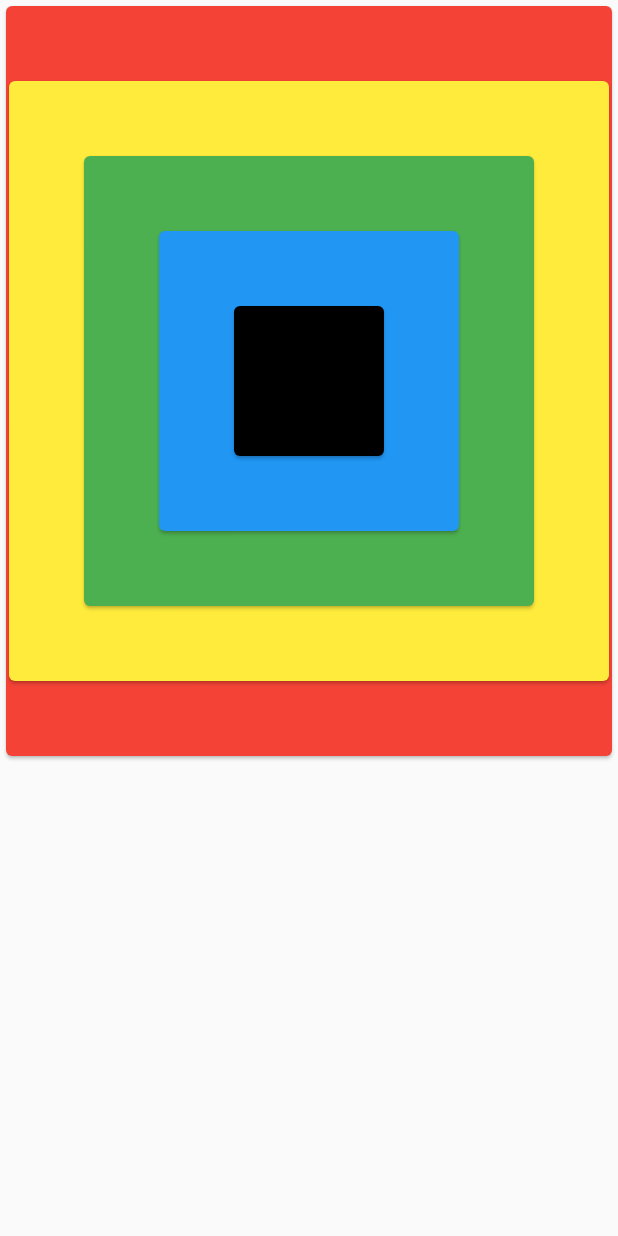
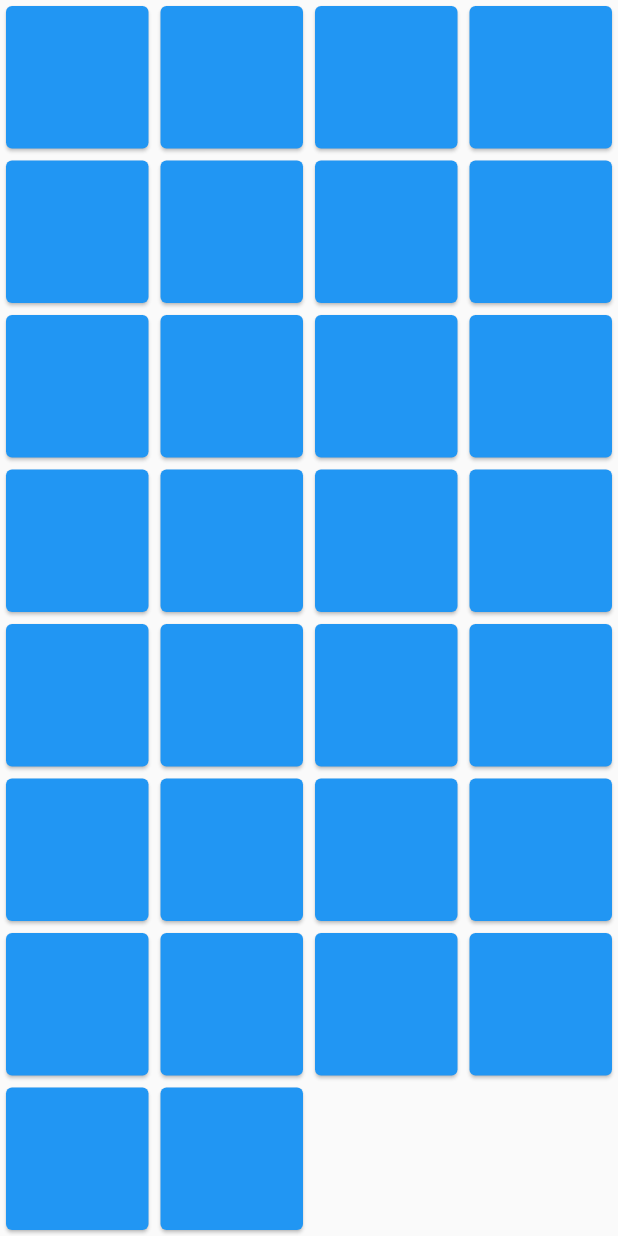
Before and after one commit to rinapratama335/udaflutter, a Flutter app: the screen it shows after launch, on a phone screen of 412 x 824 dp. Run offline on Flutter 3.47's test engine with Material 2 defaults, Android fonts, the phone set to English and light mode, and no system bars.

Commit message:
widget grid dasar (#7)
Co-authored-by: irwantowibowotech <irwantowibowotech@gmail.com>

```diff
--- a/lib/main.dart
+++ b/lib/main.dart
@@ -1,7 +1,7 @@
 import 'package:flutter/material.dart';
 
 void main() {
-  runApp(new MaterialApp(home: new MyApp()));
+  runApp(new MaterialApp(home: new MyApp(),));
 }
 
 class MyApp extends StatefulWidget {
@@ -10,33 +10,25 @@ class MyApp extends StatefulWidget {
 }
 
 class _MyAppState extends State<MyApp> {
+  List<int> itemgrid = new List();
+
+  @override
+  void initState() {
+    for(int i = 0; i < 30; i++) itemgrid.add(i);
+  }
+
   @override
   Widget build(BuildContext context) {
     return new Scaffold(
-      body: new Stack(
-        alignment: Alignment.center,
-        children: <Widget>[
-          new Card(
-            color: Colors.red,
-            child: new Padding(padding: const EdgeInsets.all(250.0)),
-          ),
-          new Card(
-            color: Colors.yellow,
-            child: new Padding(padding: const EdgeInsets.all(200.0)),
-          ),
-          new Card(
-            color: Colors.green,
-            child: new Padding(padding: const EdgeInsets.all(150.0)),
-          ),
-          new Card(
-            color: Colors.blue,
-            child: new Padding(padding: const EdgeInsets.all(100.0)),
-          ),
-          new Card(
-            color: Colors.black,
-            child: new Padding(padding: const EdgeInsets.all(50.0)),
-          ),
-        ],
+      body: new GridView.builder(
+          itemCount: itemgrid.length,
+          gridDelegate: new SliverGridDelegateWithFixedCrossAxisCount(crossAxisCount: 4),
+          itemBuilder: (BuildContext context, int index) {
+            return new Card(
+              color: Colors.blue,
+              child: new Padding(padding: const EdgeInsets.all(25.0)),
+            );
+          }
       ),
     );
   }
```
